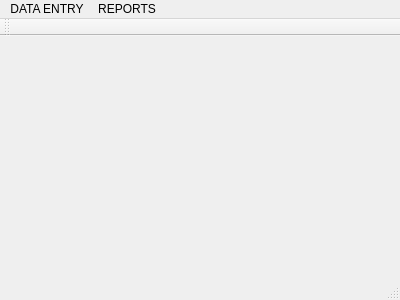
ZeroCoolHacker/Inventory, file WareHouse/mainwindow.ui: the form before one commit.
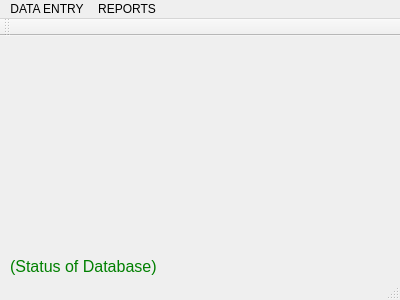
The form after the commit.

Commit message: Added the sqlite database Created db object connection with sqlite Added a status label in main window to see the dabase connection status

What changed in the file:
```diff
--- a/WareHouse/mainwindow.ui
+++ b/WareHouse/mainwindow.ui
@@ -13,7 +13,24 @@
   <property name="windowTitle">
    <string>MainWindow</string>
   </property>
-  <widget class="QWidget" name="centralWidget"/>
+  <widget class="QWidget" name="centralWidget">
+   <widget class="QLabel" name="status">
+    <property name="geometry">
+     <rect>
+      <x>10</x>
+      <y>220</y>
+      <width>381</width>
+      <height>21</height>
+     </rect>
+    </property>
+    <property name="styleSheet">
+     <string notr="true">color:green;font-size:16px;</string>
+    </property>
+    <property name="text">
+     <string>(Status of Database)</string>
+    </property>
+   </widget>
+  </widget>
   <widget class="QMenuBar" name="menuBar">
    <property name="geometry">
     <rect>
```
The commit also changes 5 other files.
